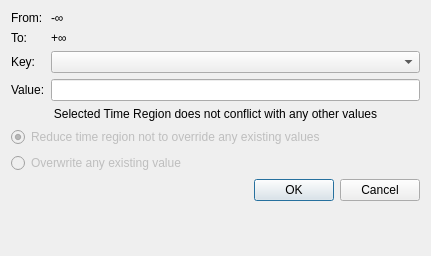
The window that src/fort/studio/widget/SetAntValueDialog.ui (formicidae-tracker/myrmidon) describes before a commit, drawn with Qt 5.
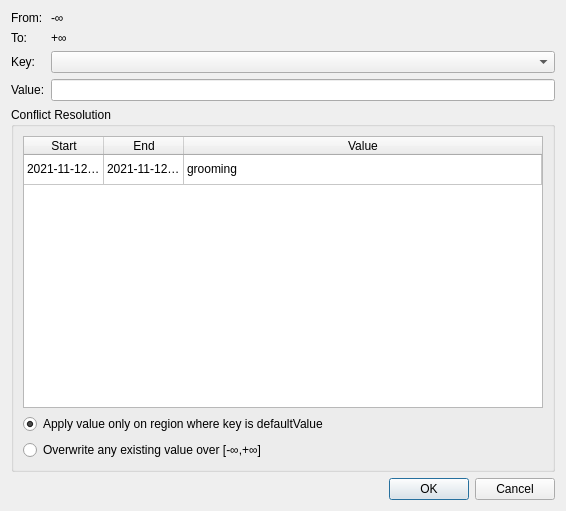
The same window after the commit.

Commit message: Displays conflict accordingly in the SetAntValueDialog

What changed in the file:
```diff
--- a/src/fort/studio/widget/SetAntValueDialog.ui
+++ b/src/fort/studio/widget/SetAntValueDialog.ui
@@ -6,22 +6,22 @@
    <rect>
     <x>0</x>
     <y>0</y>
-    <width>431</width>
-    <height>256</height>
+    <width>562</width>
+    <height>511</height>
    </rect>
   </property>
   <property name="windowTitle">
    <string>Set Value for Ant 000</string>
   </property>
   <layout class="QFormLayout" name="formLayout">
-   <item row="0" column="0">
+   <item row="1" column="0">
     <widget class="QLabel" name="fromLabel">
      <property name="text">
       <string>From:</string>
      </property>
     </widget>
    </item>
-   <item row="0" column="1">
+   <item row="1" column="1">
     <widget class="QLabel" name="fromTimeLabel">
      <property name="text">
       <string>-∞</string>
@@ -31,14 +31,14 @@
      </property>
     </widget>
    </item>
-   <item row="1" column="0">
+   <item row="6" column="0">
     <widget class="QLabel" name="toLabel">
      <property name="text">
       <string>To:</string>
      </property>
     </widget>
    </item>
-   <item row="1" column="1">
+   <item row="6" column="1">
     <widget class="QLabel" name="toTimeLabel">
      <property name="text">
       <string>+∞</string>
@@ -48,41 +48,132 @@
      </property>
     </widget>
    </item>
-   <item row="3" column="0">
+   <item row="8" column="0">
     <widget class="QLabel" name="keyLabel">
      <property name="text">
       <string>Key:</string>
      </property>
     </widget>
    </item>
-   <item row="3" column="1">
+   <item row="8" column="1">
     <widget class="QComboBox" name="keyComboBox"/>
    </item>
-   <item row="4" column="0">
+   <item row="9" column="0">
     <widget class="QLabel" name="valueLabel">
      <property name="text">
       <string>Value:</string>
      </property>
     </widget>
    </item>
-   <item row="4" column="1">
+   <item row="9" column="1">
     <widget class="QLineEdit" name="valueEdit">
      <property name="text">
       <string/>
      </property>
     </widget>
    </item>
-   <item row="6" column="0" colspan="2">
-    <widget class="QLabel" name="infoLabel">
-     <property name="text">
-      <string>Selected Time Region does not conflict with any other values</string>
+   <item row="13" column="0" colspan="2">
+    <widget class="QGroupBox" name="conflictSection">
+     <property name="title">
+      <string>Conflict Resolution</string>
      </property>
-     <property name="alignment">
-      <set>Qt::AlignCenter</set>
+     <property name="flat">
+      <bool>false</bool>
      </property>
+     <property name="checkable">
+      <bool>false</bool>
+     </property>
+     <layout class="QVBoxLayout" name="verticalLayout">
+      <item>
+       <widget class="QTableWidget" name="conflictTable">
+        <property name="minimumSize">
+         <size>
+          <width>520</width>
+          <height>0</height>
+         </size>
+        </property>
+        <attribute name="horizontalHeaderMinimumSectionSize">
+         <number>57</number>
+        </attribute>
+        <attribute name="horizontalHeaderDefaultSectionSize">
+         <number>80</number>
+        </attribute>
+        <attribute name="horizontalHeaderStretchLastSection">
+         <bool>true</bool>
+        </attribute>
+        <attribute name="verticalHeaderVisible">
+         <bool>false</bool>
+        </attribute>
+        <attribute name="verticalHeaderCascadingSectionResizes">
+         <bool>false</bool>
+        </attribute>
+        <row>
+         <property name="text">
+          <string/>
+         </property>
+        </row>
+        <column>
+         <property name="text">
+          <string>Start</string>
+         </property>
+        </column>
+        <column>
+         <property name="text">
+          <string>End</string>
+         </property>
+        </column>
+        <column>
+         <property name="text">
+          <string>Value</string>
+         </property>
+        </column>
+        <item row="0" column="0">
+         <property name="text">
+          <string>2021-11-12T19:19:39.902Z</string>
+         </property>
+        </item>
+        <item row="0" column="1">
+         <property name="text">
+          <string>2021-11-12T19:19:39.902Z</string>
+         </property>
+        </item>
+        <item row="0" column="2">
+         <property name="text">
+          <string>grooming</string>
+         </property>
+        </item>
+       </widget>
+      </item>
+      <item>
+       <widget class="QRadioButton" name="mergeButton">
+        <property name="enabled">
+         <bool>true</bool>
+        </property>
+        <property name="text">
+         <string>Apply value only on region where key is defaultValue</string>
+        </property>
+        <property name="checked">
+         <bool>true</bool>
+        </property>
+       </widget>
+      </item>
+      <item>
+       <widget class="QRadioButton" name="overwriteButton">
+        <property name="enabled">
+         <bool>true</bool>
+        </property>
+        <property name="text">
+         <string>Overwrite any existing value over [-∞,+∞]</string>
+        </property>
+        <property name="checked">
+         <bool>false</bool>
+        </property>
+       </widget>
+      </item>
+     </layout>
     </widget>
    </item>
-   <item row="10" column="1">
+   <item row="15" column="0" colspan="2">
     <widget class="QDialogButtonBox" name="buttonBox">
      <property name="orientation">
       <enum>Qt::Horizontal</enum>
@@ -95,29 +186,6 @@
      </property>
     </widget>
    </item>
-   <item row="8" column="0" colspan="2">
-    <widget class="QRadioButton" name="reduceButton">
-     <property name="enabled">
-      <bool>false</bool>
-     </property>
-     <property name="text">
-      <string>Reduce time region not to override any existing values</string>
-     </property>
-     <property name="checked">
-      <bool>true</bool>
-     </property>
-    </widget>
-   </item>
-   <item row="9" column="0" colspan="2">
-    <widget class="QRadioButton" name="overwriteButton">
-     <property name="enabled">
-      <bool>false</bool>
-     </property>
-     <property name="text">
-      <string>Overwrite any existing value</string>
-     </property>
-    </widget>
-   </item>
   </layout>
  </widget>
  <tabstops>
```
Left out of the diff: 4 changed lines with no effect on the pictures. The commit also changes 4 other files.
